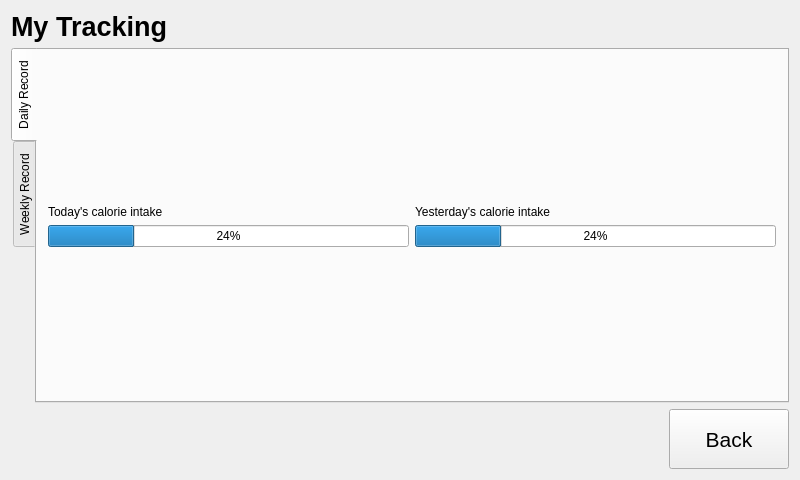
Old version of the form v3/qt/trackingMenu/trackingmenu.ui in the repository twschung/IoT-Smart-Scale.
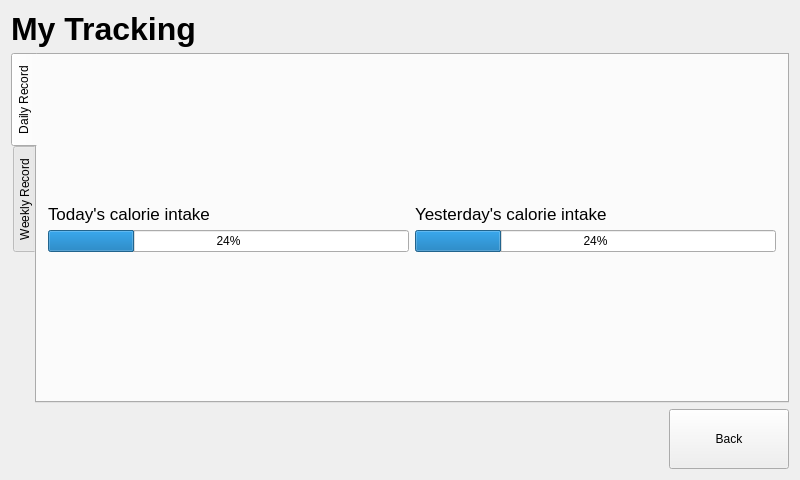
New version of the form. The open tabs and pages were chosen to show the change.

Patch:
```diff
--- a/v3/qt/trackingMenu/trackingmenu.ui
+++ b/v3/qt/trackingMenu/trackingmenu.ui
@@ -28,12 +28,6 @@
        <height>60</height>
       </size>
      </property>
-     <property name="font">
-      <font>
-       <family>Helvetica Neue</family>
-       <pointsize>16</pointsize>
-      </font>
-     </property>
      <property name="text">
       <string>Back</string>
      </property>
@@ -56,8 +50,7 @@
     <widget class="QLabel" name="lbl_title">
      <property name="font">
       <font>
-       <family>Arial</family>
-       <pointsize>20</pointsize>
+       <pointsize>24</pointsize>
        <weight>75</weight>
        <bold>true</bold>
       </font>
@@ -118,7 +111,7 @@
           <widget class="QLabel" name="lbl_today">
            <property name="font">
             <font>
-             <family>Arial</family>
+             <pointsize>13</pointsize>
             </font>
            </property>
            <property name="text">
@@ -130,7 +123,7 @@
           <widget class="QLabel" name="lbl_yesterday">
            <property name="font">
             <font>
-             <family>Arial</family>
+             <pointsize>13</pointsize>
             </font>
            </property>
            <property name="text">
```
Left out of the diff: 4 changed lines with no effect on the pictures.
